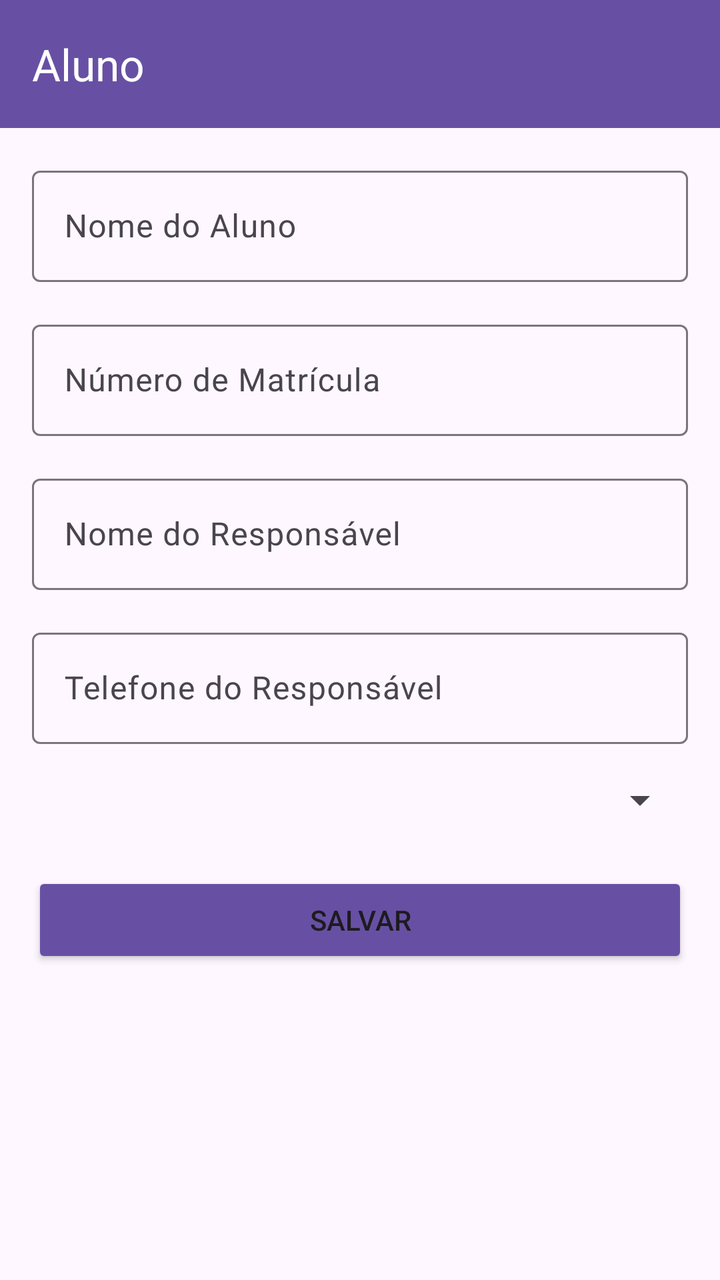
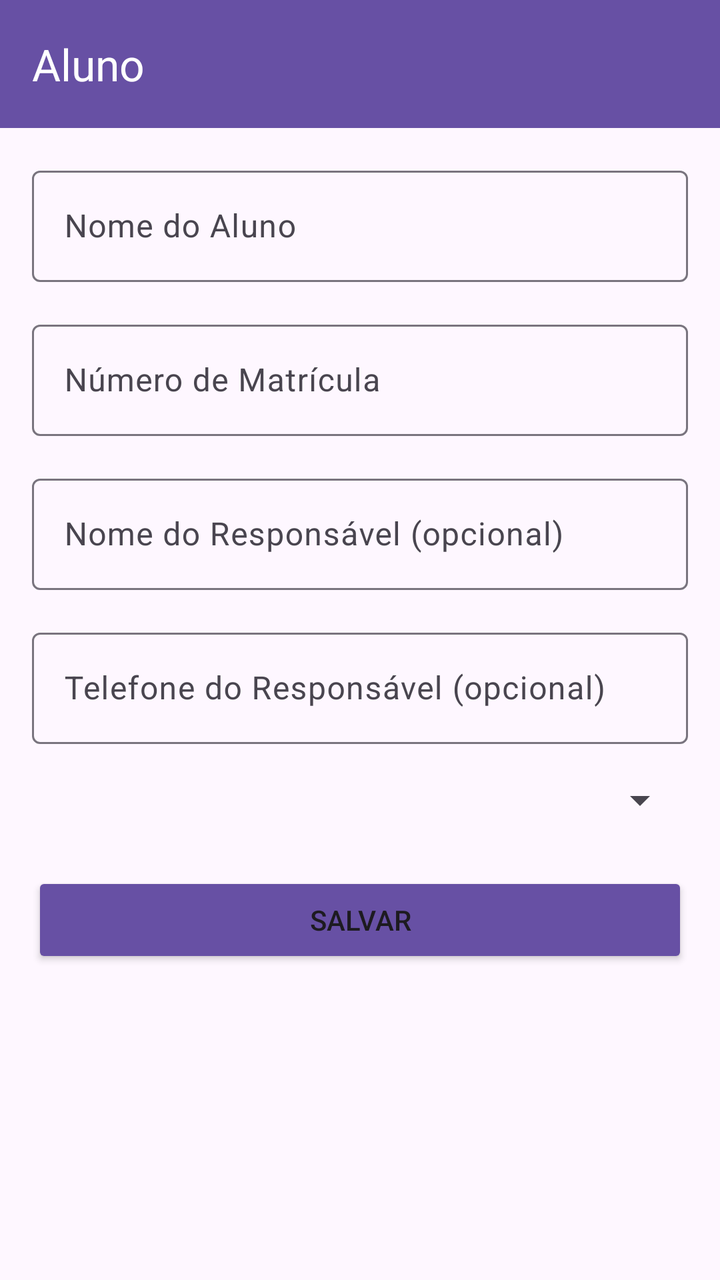

Two renders of the same Android screen: before a commit and after it. Below are the layout's source before the change and the commit's diff.
<!-- AndroidManifest.xml: application theme Theme.FrequenciaEscolar -->
<!-- res/layout/activity_aluno_form.xml -->
<?xml version="1.0" encoding="utf-8"?>
<LinearLayout xmlns:android="http://schemas.android.com/apk/res/android"
    xmlns:app="http://schemas.android.com/apk/res-auto"
    android:layout_width="match_parent"
    android:layout_height="match_parent"
    android:orientation="vertical">

    <androidx.appcompat.widget.Toolbar
        android:id="@+id/toolbar"
        android:layout_width="match_parent"
        android:layout_height="?attr/actionBarSize"
        android:background="?attr/colorPrimary"
        android:theme="@style/ThemeOverlay.AppCompat.Dark.ActionBar"
        app:title="Aluno"
        app:titleTextColor="@android:color/white" />

    <ScrollView
        android:layout_width="match_parent"
        android:layout_height="match_parent"
        android:padding="16dp">

        <LinearLayout
            android:layout_width="match_parent"
            android:layout_height="wrap_content"
            android:orientation="vertical">

            <com.google.android.material.textfield.TextInputLayout
                android:layout_width="match_parent"
                android:layout_height="wrap_content"
                android:hint="Nome do Aluno">

                <com.google.android.material.textfield.TextInputEditText
                    android:id="@+id/etNome"
                    android:layout_width="match_parent"
                    android:layout_height="wrap_content"
                    android:inputType="textCapWords" />

            </com.google.android.material.textfield.TextInputLayout>

            <com.google.android.material.textfield.TextInputLayout
                android:layout_width="match_parent"
                android:layout_height="wrap_content"
                android:layout_marginTop="16dp"
                android:hint="Número de Matrícula">

                <com.google.android.material.textfield.TextInputEditText
                    android:id="@+id/etMatricula"
                    android:layout_width="match_parent"
                    android:layout_height="wrap_content"
                    android:inputType="text" />

            </com.google.android.material.textfield.TextInputLayout>

            <com.google.android.material.textfield.TextInputLayout
                android:layout_width="match_parent"
                android:layout_height="wrap_content"
                android:layout_marginTop="16dp"
                android:hint="Nome do Responsável">

                <com.google.android.material.textfield.TextInputEditText
                    android:id="@+id/etResponsavel"
                    android:layout_width="match_parent"
                    android:layout_height="wrap_content"
                    android:inputType="textCapWords" />

            </com.google.android.material.textfield.TextInputLayout>

            <com.google.android.material.textfield.TextInputLayout
                android:layout_width="match_parent"
                android:layout_height="wrap_content"
                android:layout_marginTop="16dp"
                android:hint="Telefone do Responsável">

                <com.google.android.material.textfield.TextInputEditText
                    android:id="@+id/etTelefone"
                    android:layout_width="match_parent"
                    android:layout_height="wrap_content"
                    android:inputType="phone" />

            </com.google.android.material.textfield.TextInputLayout>

            <com.google.android.material.textfield.TextInputLayout
                android:layout_width="match_parent"
                android:layout_height="wrap_content"
                android:layout_marginTop="16dp"
                android:hint="Turma">

                <Spinner
                    android:id="@+id/spinnerTurma"
                    android:layout_width="match_parent"
                    android:layout_height="wrap_content" />

            </com.google.android.material.textfield.TextInputLayout>

            <Button
                android:id="@+id/btnSalvar"
                android:layout_width="match_parent"
                android:layout_height="wrap_content"
                android:layout_marginTop="24dp"
                android:text="Salvar"
                android:backgroundTint="?attr/colorPrimary" />

        </LinearLayout>

    </ScrollView>

</LinearLayout>
<!-- resources referenced by this layout -->
<resources>
  <style name="Theme.FrequenciaEscolar" parent="Base.Theme.FrequenciaEscolar" />
  <style name="Base.Theme.FrequenciaEscolar" parent="Theme.Material3.DayNight.NoActionBar">
          
          
      </style>
</resources>

<!-- the commit's change to res/layout/activity_aluno_form.xml (unified diff, before → after) -->
@@ -55,7 +55,7 @@
                 android:layout_width="match_parent"
                 android:layout_height="wrap_content"
                 android:layout_marginTop="16dp"
-                android:hint="Nome do Responsável">
+                android:hint="Nome do Responsável (opcional)">
 
                 <com.google.android.material.textfield.TextInputEditText
                     android:id="@+id/etResponsavel"
@@ -69,7 +69,7 @@
                 android:layout_width="match_parent"
                 android:layout_height="wrap_content"
                 android:layout_marginTop="16dp"
-                android:hint="Telefone do Responsável">
+                android:hint="Telefone do Responsável (opcional)">
 
                 <com.google.android.material.textfield.TextInputEditText
                     android:id="@+id/etTelefone"
